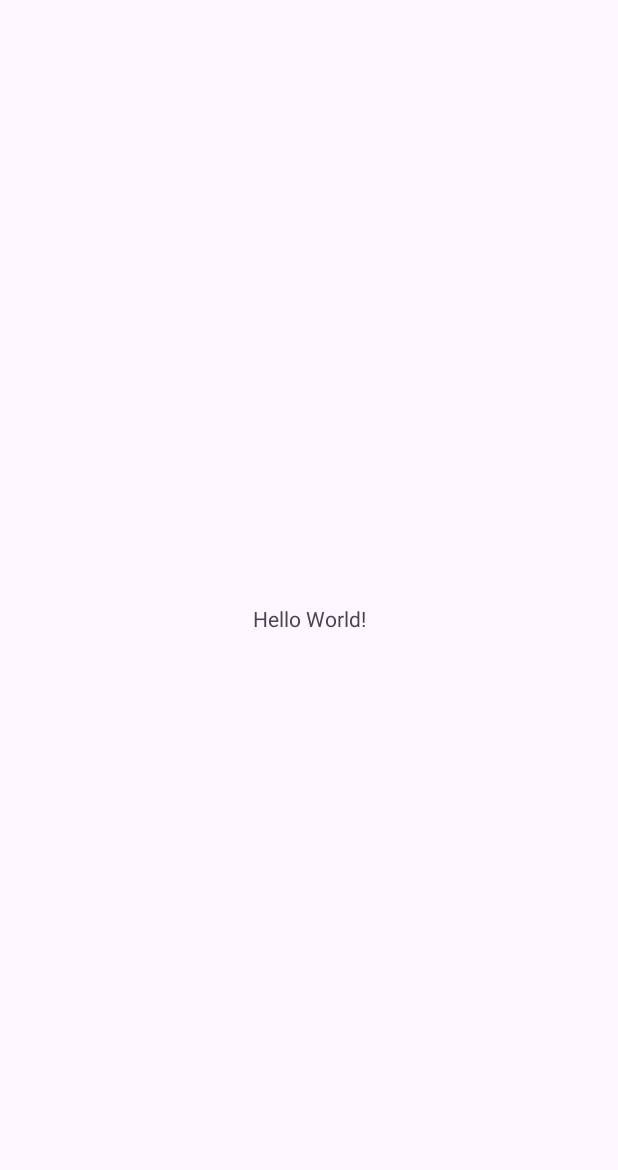
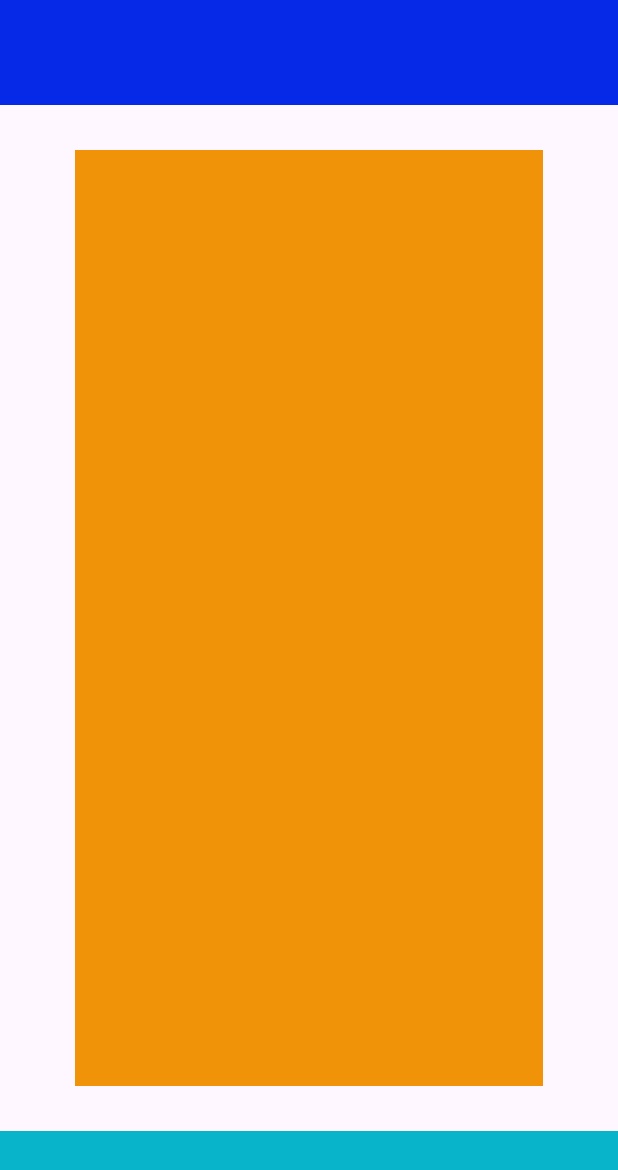
Before and after one commit to vudu79/Movies, an Android app: the screen it shows after launch (MainActivity), on a phone screen of 412 x 824 dp. Before the commit the part shown is almost empty. Shown: the top 1170 px of the screen. Run offline under Robolectric (Android 15) with nearby library versions, the phone set to English and light mode, and no system bars.

Commit message:
made the initial screen layout

```diff
--- a/app/src/main/res/layout/activity_main.xml
+++ b/app/src/main/res/layout/activity_main.xml
@@ -7,13 +7,35 @@
     android:layout_height="match_parent"
     tools:context=".MainActivity">
 
-    <TextView
-        android:layout_width="wrap_content"
-        android:layout_height="wrap_content"
-        android:text="Hello World!"
-        app:layout_constraintBottom_toBottomOf="parent"
-        app:layout_constraintEnd_toEndOf="parent"
-        app:layout_constraintStart_toStartOf="parent"
-        app:layout_constraintTop_toTopOf="parent" />
+   <FrameLayout
+       android:id="@+id/topAppBar"
+       android:layout_width="match_parent"
+       android:layout_height="70dp"
+       app:layout_constraintStart_toStartOf="parent"
+       app:layout_constraintTop_toTopOf="parent"
+       app:layout_constraintEnd_toEndOf="parent"
+       android:background="@color/blue"
+       />
+
+   <LinearLayout
+       android:layout_width="match_parent"
+       android:layout_height="0dp"
+       android:layout_marginHorizontal="50dp"
+       android:layout_marginVertical="30dp"
+       app:layout_constraintHeight_default="spread"
+      app:layout_constraintTop_toBottomOf="@id/topAppBar"
+      app:layout_constraintBottom_toTopOf="@id/bottomAppBar"
+      app:layout_constraintLeft_toLeftOf="parent"
+      app:layout_constraintEnd_toEndOf="parent"
+      android:background="@color/orange"/>
+
+   <FrameLayout
+       android:id="@+id/bottomAppBar"
+       android:layout_width="match_parent"
+       android:layout_height="70dp"
+       app:layout_constraintBottom_toBottomOf="parent"
+       app:layout_constraintEnd_toEndOf="parent"
+       android:background="@color/blue500"
+       />
 
 </androidx.constraintlayout.widget.ConstraintLayout>
--- a/app/src/main/res/values/colors.xml
+++ b/app/src/main/res/values/colors.xml
@@ -2,4 +2,7 @@
 <resources>
     <color name="black">#FF000000</color>
     <color name="white">#FFFFFFFF</color>
+    <color name="blue">#0628E7</color>
+    <color name="blue500">#08B4CA</color>
+    <color name="orange">#F09309</color>
 </resources>
```
